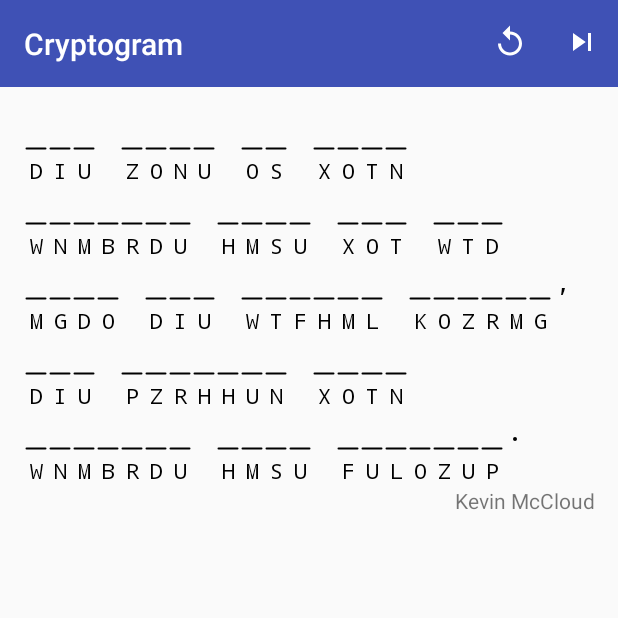
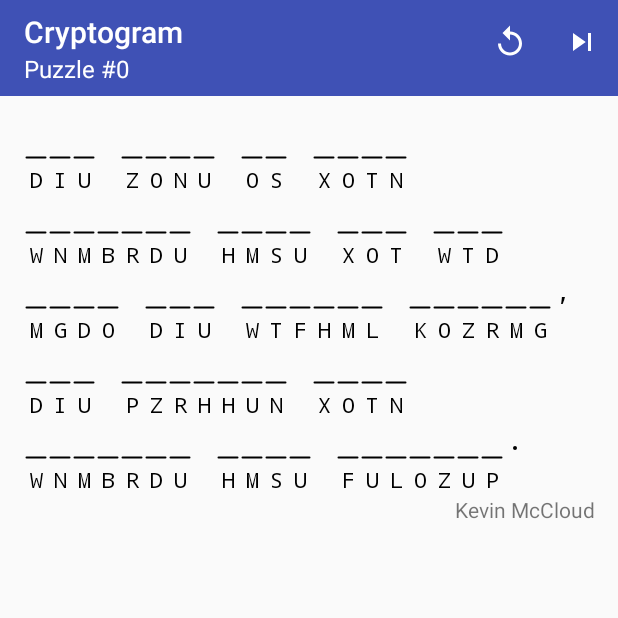
Before and after one commit to bakyazi/cryptogram, an Android app: the screen it shows after launch (CryptogramActivity), on a phone screen of 412 x 824 dp, the top half of it. Run offline under Robolectric (Android 15) with nearby library versions, the phone set to English and light mode, and no system bars; our stand-ins replace ButterKnife; libraries missing offline, so code that uses them is left out: com.pixplicity.easyprefs; 4 statements that could not run were skipped.

Commit message:
app icon

```diff
--- a/app/src/main/res/layout/activity_cryptogram.xml
+++ b/app/src/main/res/layout/activity_cryptogram.xml
@@ -12,9 +12,10 @@
     <android.support.v7.widget.Toolbar
         android:id="@+id/toolbar"
         android:layout_width="match_parent"
-        android:layout_height="58dp"
+        android:layout_height="64dp"
         android:background="?attr/colorPrimary"
         android:minHeight="?attr/actionBarSize"
+        app:subtitleTextColor="@color/textLight"
         app:titleTextColor="@color/textLight"/>
 
     <TextView
--- a/app/src/main/res/values/strings.xml
+++ b/app/src/main/res/values/strings.xml
@@ -7,5 +7,6 @@
     <string name="cancel">Cancel</string>
     <string name="skip_puzzle">Are you sure you’d like to skip this puzzle?</string>
     <string name="reset_puzzle">Are you sure you’d like to reset this puzzle?</string>
+    <string name="puzzle_number">Puzzle #%1$d</string>
 
 </resources>
```
Also changed, not shown: app/src/main/ic_launcher-web.png (added), app/src/main/res/mipmap-hdpi/ic_launcher.png, app/src/main/res/mipmap-mdpi/ic_launcher.png, app/src/main/res/mipmap-xhdpi/ic_launcher.png, app/src/main/res/mipmap-xxhdpi/ic_launcher.png, app/src/main/res/mipmap-xxxhdpi/ic_launcher.png.
